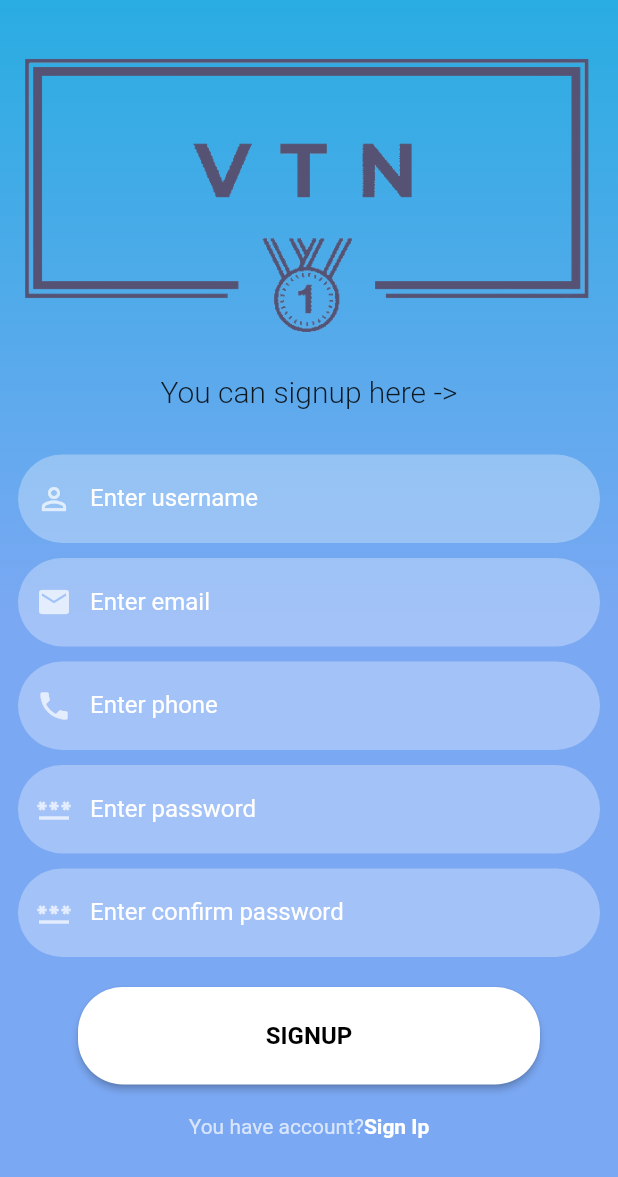
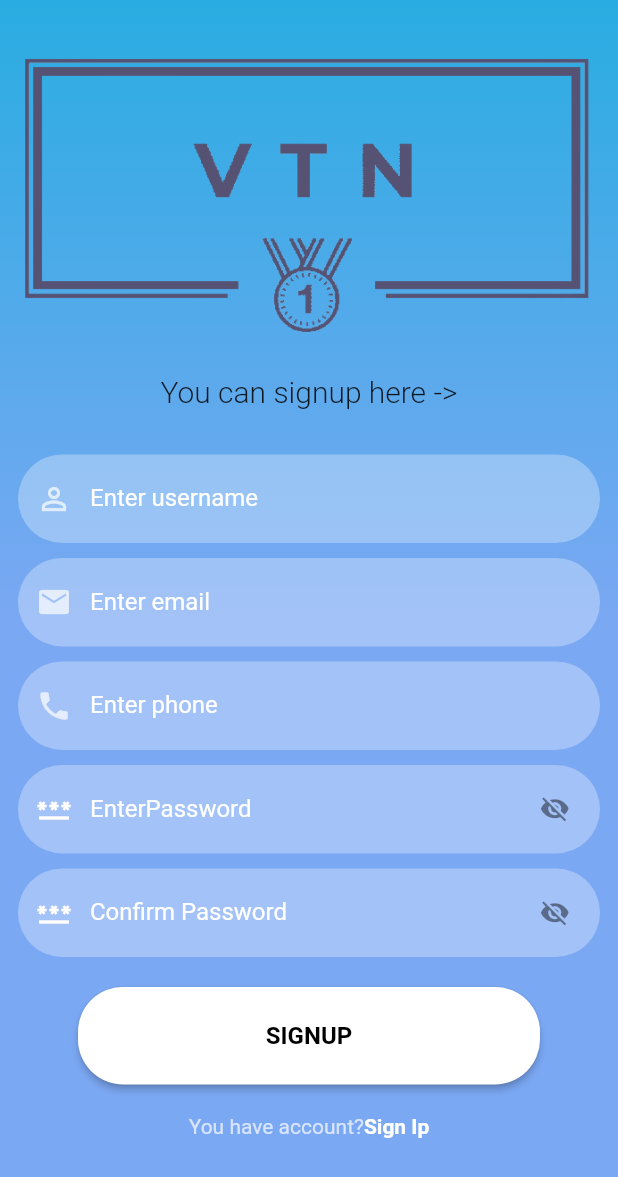
Before and after one commit to nghiemv2001/sport_shop, a Flutter app: the screen it shows after launch, after a tap on "SINGUP", on a phone screen of 412 x 824 dp. Shown: the top 1177 px of the screen. Run offline on Flutter 3.47's test engine with Material 2 defaults, Android fonts, the light colour scheme and no system bars; our stand-ins replace firebase_auth, firebase_core, fluttertoast; accounts and stored records are empty; network calls fail.

Commit message:
project _login_signup(day2_create_project_firebase)

```diff
--- a/lib/reusable_widget/reusable_widget.dart
+++ b/lib/reusable_widget/reusable_widget.dart
@@ -22,6 +22,50 @@ TextField reusable_Textfile(String text, IconData icon, bool ispasswordtype,
       prefixIcon: Icon(
         icon,
         color: Colors.white70,
+      ),
+      suffixIcon: textEditingController.text.isEmpty
+          ? Container(
+              width: 0,
+            )
+          : IconButton(
+              onPressed: () => textEditingController.clear(),
+              icon: Icon(
+                Icons.close,
+                color: Colors.black45,
+              )),
+      labelText: text,
+      labelStyle: TextStyle(color: Colors.white),
+      filled: true,
+      floatingLabelBehavior: FloatingLabelBehavior.never,
+      fillColor: Colors.white.withOpacity(0.3),
+      border: OutlineInputBorder(
+          borderRadius: BorderRadius.circular(30.0),
+          borderSide: const BorderSide(width: 0, style: BorderStyle.none)),
+    ),
+    keyboardType: ispasswordtype
+        ? TextInputType.visiblePassword
+        : TextInputType.emailAddress,
+  );
+}
+
+TextField reusable_TextfilePass(String text, IconData icon, bool ispasswordtype,
+    TextEditingController textEditingController) {
+  return TextField(
+    controller: textEditingController,
+    obscureText: ispasswordtype,
+    enableSuggestions: !ispasswordtype,
+    cursorColor: Colors.white,
+    style: TextStyle(color: Colors.white),
+    decoration: InputDecoration(
+      prefixIcon: Icon(
+        icon,
+        color: Colors.white70,
+      ),
+      suffixIcon: IconButton(
+        icon: ispasswordtype
+            ? Icon(Icons.visibility_off)
+            : Icon(Icons.visibility),
+        onPressed: () => {ispasswordtype = !ispasswordtype},
       ),
       labelText: text,
       labelStyle: TextStyle(color: Colors.white),
--- a/lib/screens/auth_ui/sign_in/login.dart
+++ b/lib/screens/auth_ui/sign_in/login.dart
@@ -15,6 +15,7 @@ class Login extends StatefulWidget {
 }
 
 class _LoginState extends State<Login> {
+  bool isShowPassword = true;
   final TextEditingController _passwordController = TextEditingController();
   final TextEditingController _emailController = TextEditingController();
   @override
@@ -46,7 +47,7 @@ class _LoginState extends State<Login> {
                 const Text("We're happy when you're satisfied",
                     style:
                         TextStyle(fontSize: 20, fontWeight: FontWeight.w300)),
-                SizedBox(
+                const SizedBox(
                   height: 30,
                 ),
                 Center(
@@ -55,12 +56,41 @@ class _LoginState extends State<Login> {
                 )),
                 reusable_Textfile("Enter Username", Icons.person_outline, false,
                     _emailController),
-                SizedBox(
+                const SizedBox(
                   height: 10,
                 ),
-                reusable_Textfile("Enter Password", Icons.person_outline, false,
-                    _passwordController),
-                SizedBox(
+                TextFormField(
+                  controller: _passwordController,
+                  obscureText: isShowPassword,
+                  style: TextStyle(color: Colors.white),
+                  decoration: InputDecoration(
+                    prefixIcon: Icon(
+                      Icons.password_sharp,
+                      color: Colors.white,
+                    ),
+                    suffixIcon: CupertinoButton(
+                      onPressed: () {
+                        setState(() {
+                          isShowPassword = !isShowPassword;
+                        });
+                      },
+                      child: !isShowPassword
+                          ? const Icon(Icons.visibility, color: Colors.black45)
+                          : const Icon(Icons.visibility_off,
+                              color: Colors.black45),
+                    ),
+                    labelStyle: TextStyle(color: Colors.white),
+                    filled: true,
+                    labelText: "EnterPassword",
+                    floatingLabelBehavior: FloatingLabelBehavior.never,
+                    fillColor: Colors.white.withOpacity(0.3),
+                    border: OutlineInputBorder(
+                        borderRadius: BorderRadius.circular(30.0),
+                        borderSide: const BorderSide(
+                            width: 0, style: BorderStyle.none)),
+                  ),
+                ),
+                const SizedBox(
                   height: 10,
                 ),
                 Button_Login(context, "LOGIN", () {
--- a/lib/screens/auth_ui/sign_up/signup.dart
+++ b/lib/screens/auth_ui/sign_up/signup.dart
@@ -1,4 +1,5 @@
 import 'package:demo_sogin_signup_firebase/screens/auth_ui/sign_in/login.dart';
+import 'package:flutter/cupertino.dart';
 import 'package:flutter/material.dart';
 
 import '../../../constants/assets_image.dart';
@@ -13,6 +14,8 @@ class Signup extends StatefulWidget {
 }
 
 class _SignupState extends State<Signup> {
+  bool isShowPassword = true;
+  bool isShowConfirmPassword = true;
   final TextEditingController _usernameController = TextEditingController();
   final TextEditingController _emailController = TextEditingController();
   final TextEditingController _phoneController = TextEditingController();
@@ -65,13 +68,76 @@ class _SignupState extends State<Signup> {
                 SizedBox(
                   height: 10,
                 ),
-                reusable_Textfile("Enter password", Icons.password, false,
-                    _passwordController),
+                TextFormField(
+                  controller: _passwordController,
+                  obscureText: isShowPassword,
+                  style: TextStyle(color: Colors.white),
+                  decoration: InputDecoration(
+                    prefixIcon: Icon(
+                      Icons.password_sharp,
+                      color: Colors.white,
+                    ),
+                    suffixIcon: CupertinoButton(
+                      onPressed: () {
+                        setState(() {
+                          isShowPassword = !isShowPassword;
+                        });
+                      },
+                      child: !isShowPassword
+                          ? const Icon(
+                              Icons.visibility,
+                              color: Colors.black45,
+                            )
+                          : const Icon(
+                              Icons.visibility_off,
+                              color: Colors.black45,
+                            ),
+                    ),
+                    labelStyle: TextStyle(color: Colors.white),
+                    filled: true,
+                    labelText: "EnterPassword",
+                    floatingLabelBehavior: FloatingLabelBehavior.never,
+                    fillColor: Colors.white.withOpacity(0.3),
+                    border: OutlineInputBorder(
+                        borderRadius: BorderRadius.circular(30.0),
+                        borderSide: const BorderSide(
+                            width: 0, style: BorderStyle.none)),
+                  ),
+                ),
                 SizedBox(
                   height: 10,
                 ),
-                reusable_Textfile("Enter confirm password", Icons.password,
-                    false, _confirmpasswordController),
+                TextFormField(
+                  controller: _confirmpasswordController,
+                  obscureText: isShowConfirmPassword,
+                  style: TextStyle(color: Colors.white),
+                  decoration: InputDecoration(
+                    prefixIcon: Icon(
+                      Icons.password_sharp,
+                      color: Colors.white,
+                    ),
+                    suffixIcon: CupertinoButton(
+                      onPressed: () {
+                        setState(() {
+                          isShowConfirmPassword = !isShowConfirmPassword;
+                        });
+                      },
+                      child: !isShowConfirmPassword
+                          ? const Icon(Icons.visibility, color: Colors.black45)
+                          : const Icon(Icons.visibility_off,
+                              color: Colors.black45),
+                    ),
+                    labelStyle: TextStyle(color: Colors.white),
+                    filled: true,
+                    labelText: "Confirm Password",
+                    floatingLabelBehavior: FloatingLabelBehavior.never,
+                    fillColor: Colors.white.withOpacity(0.3),
+                    border: OutlineInputBorder(
+                        borderRadius: BorderRadius.circular(30.0),
+                        borderSide: const BorderSide(
+                            width: 0, style: BorderStyle.none)),
+                  ),
+                ),
                 SizedBox(
                   height: 10,
                 ),
--- a/lib/screens/login.dart
+++ b/lib/screens/login.dart
@@ -36,7 +36,7 @@ class _Login_pageState extends State<Login_page> {
                 const SizedBox(
                   height: 30,
                 ),
-                reusable_Textfile("Enter Username", Icons.person_outline, false,
+                reusable_Textfile("Enter Username", Icons.person_outline, true,
                     _emailController),
                 const SizedBox(
                   height: 30,
--- a/lib/screens/signup.dart
+++ b/lib/screens/signup.dart
@@ -49,12 +49,12 @@ class _SignUp_ScreenState extends State<SignUp_Screen> {
                 const SizedBox(
                   height: 20,
                 ),
-                reusable_Textfile("Enter Email", Icons.person_outline, false,
+                reusable_Textfile("Enter Email", Icons.person_outline, true,
                     _emailController),
                 const SizedBox(
                   height: 20,
                 ),
-                reusable_Textfile("Enter Password", Icons.lock_outline, false,
+                reusable_Textfile("Enter Password", Icons.lock_outline, true,
                     _passwordController),
                 const SizedBox(
                   height: 20,
--- a/pubspec.yaml
+++ b/pubspec.yaml
@@ -37,6 +37,7 @@ dependencies:
   cupertino_icons: ^1.0.2
   firebase_core: ^2.15.0
   firebase_auth: ^4.7.2
+  fluttertoast: ^8.2.2
 
 dev_dependencies:
   flutter_test:
```
Also changed, not shown: lib/constants/constans.dart (added, +97 -0 lines), lib/constants/routes.dart (added, +16 -0 lines), lib/constants/theme.dart (added, +20 -0 lines), lib/firebase/firebase_helper/firebase_auth_helper.dart (added, +21 -0 lines), lib/screens/home_ui/home.dart (added, +15 -0 lines), lib/firebase_options.dart, pubspec.lock, 3 other files.
